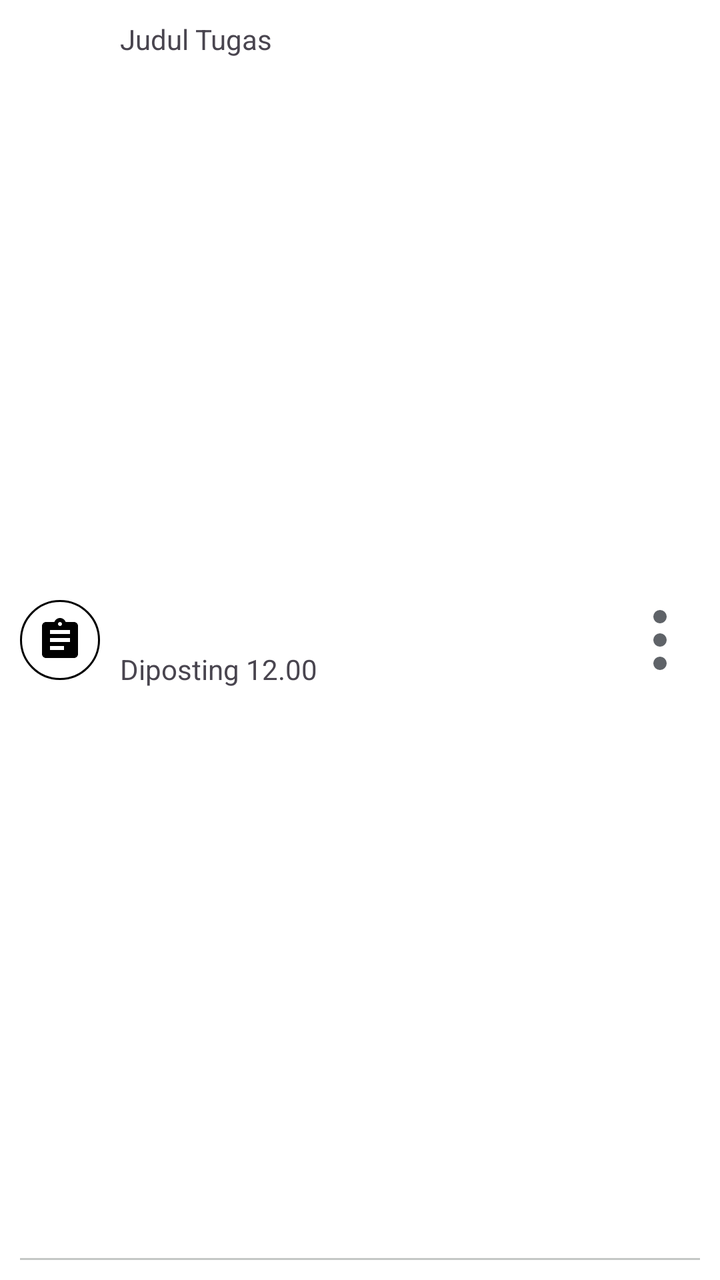
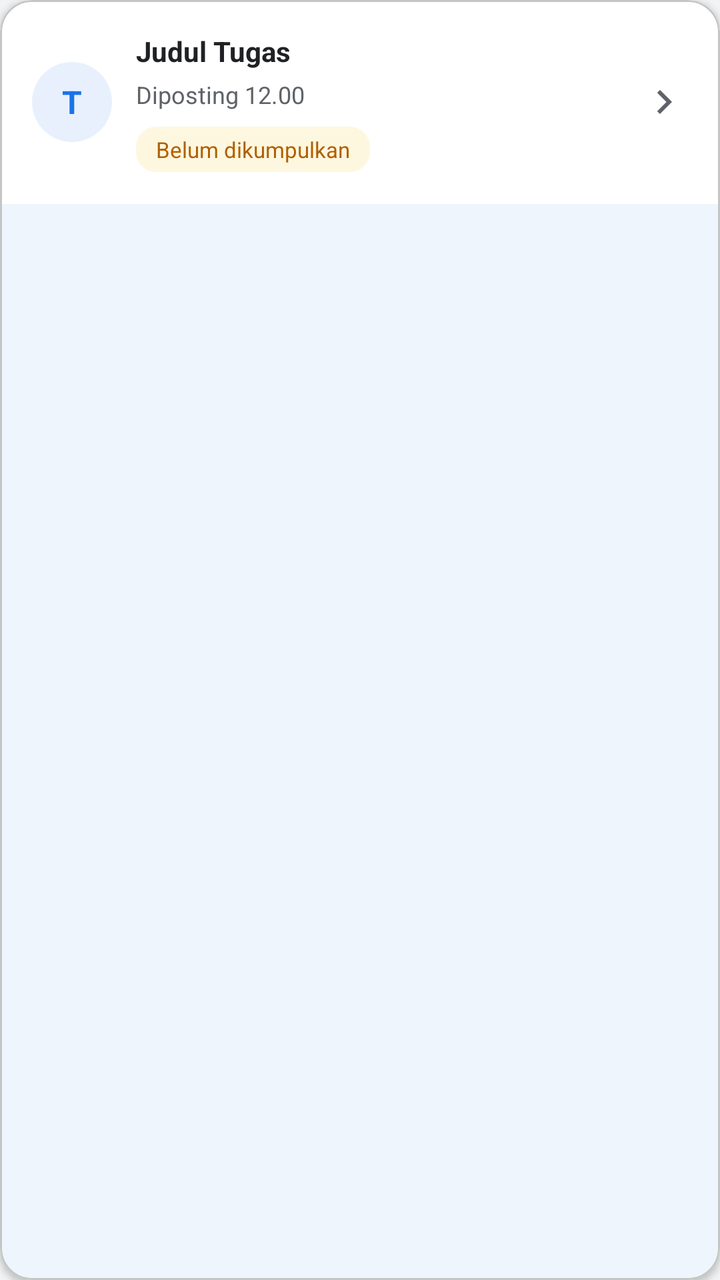

Compare the two renders of this Android layout. The source of the first and the diff that turns it into the second are given below.
<!-- AndroidManifest.xml: application theme Theme.StudyConnect -->
<!-- res/layout/item_tugas_list.xml -->
<?xml version="1.0" encoding="utf-8"?>
<androidx.constraintlayout.widget.ConstraintLayout xmlns:android="http://schemas.android.com/apk/res/android"
    xmlns:app="http://schemas.android.com/apk/res-auto"
    android:layout_width="match_parent"
    android:layout_height="wrap_content"
    android:layout_marginTop="5dp"
    android:background="@color/sc_surface"
    android:padding="10dp">

    <ImageView
        android:id="@+id/imageView"
        android:layout_width="40dp"
        android:layout_height="40dp"
        android:background="@drawable/ic_tugas_circle"
        android:contentDescription="@string/text_tugas_kelas"
        app:layout_constraintBottom_toBottomOf="parent"
        app:layout_constraintStart_toStartOf="parent"
        app:layout_constraintTop_toTopOf="parent" />

    <TextView
        android:id="@+id/textView"
        android:layout_width="wrap_content"
        android:layout_height="wrap_content"
        android:layout_marginStart="10dp"
        android:text="@string/text_judul_tugas"
        app:layout_constraintStart_toEndOf="@+id/imageView"
        app:layout_constraintTop_toTopOf="parent" />

    <TextView
        android:id="@+id/tvDiposting"
        android:layout_width="wrap_content"
        android:layout_height="wrap_content"
        android:layout_marginStart="10dp"
        android:layout_marginTop="10dp"
        android:text="@string/text_diposting"
        app:layout_constraintBottom_toBottomOf="parent"
        app:layout_constraintStart_toEndOf="@+id/imageView"
        app:layout_constraintTop_toBottomOf="@id/textView" />

    <ImageView
        android:layout_width="40dp"
        android:layout_height="40dp"
        android:background="@drawable/ic_more"
        android:backgroundTint="@color/sc_icon_muted"
        android:contentDescription="@string/text_edit_tugas"
        app:layout_constraintBottom_toBottomOf="parent"
        app:layout_constraintEnd_toEndOf="parent"
        app:layout_constraintTop_toTopOf="parent" />

    <View
        android:layout_width="match_parent"
        android:layout_height="1dp"
        android:background="@color/sc_divider"
        app:layout_constraintBottom_toBottomOf="parent"
        app:layout_constraintEnd_toEndOf="parent"
        app:layout_constraintStart_toStartOf="parent" />
</androidx.constraintlayout.widget.ConstraintLayout>
<!-- resources referenced by this layout -->
<resources>
  <color name="sc_divider">#C4C7C5</color>
  <color name="sc_icon_muted">#5F6368</color>
  <color name="sc_surface">#FFFFFF</color>
  <!-- drawable ic_more (drawable) -->
  <vector xmlns:android="http://schemas.android.com/apk/res/android"
      android:width="24dp"
      android:height="24dp"
      android:viewportWidth="24"
      android:viewportHeight="24">
    <path
        android:pathData="M12,12m-1,0a1,1 0,1 0,2 0a1,1 0,1 0,-2 0"
        android:strokeLineJoin="round"
        android:strokeWidth="2"
        android:fillColor="#00000000"
        android:strokeColor="@color/white"
        android:strokeLineCap="round"/>
    <path
        android:pathData="M12,19m-1,0a1,1 0,1 0,2 0a1,1 0,1 0,-2 0"
        android:strokeLineJoin="round"
        android:strokeWidth="2"
        android:fillColor="#00000000"
        android:strokeColor="@color/white"
        android:strokeLineCap="round"/>
    <path
        android:pathData="M12,5m-1,0a1,1 0,1 0,2 0a1,1 0,1 0,-2 0"
        android:strokeLineJoin="round"
        android:strokeWidth="2"
        android:fillColor="#00000000"
        android:strokeColor="@color/white"
        android:strokeLineCap="round"/>
  </vector>
  <!-- drawable ic_tugas_circle (drawable) -->
  <layer-list xmlns:android="http://schemas.android.com/apk/res/android">
      <item android:drawable="@drawable/background_circle" />
      <item
          android:width="24dp"
          android:height="24dp"
          android:drawable="@drawable/baseline_assignment_24"
          android:gravity="center" />
  </layer-list>
  <string name="text_edit_tugas">Edit Tugas</string>
  <string name="text_judul_tugas">Judul Tugas</string>
  <string name="text_tugas_kelas">Tugas Kelas</string>
  <color name="white">#FFFFFFFF</color>
  <!-- drawable background_circle (drawable) -->
  <?xml version="1.0" encoding="utf-8"?>
  <shape xmlns:android="http://schemas.android.com/apk/res/android"
      android:shape="oval">
      <solid
          android:color="@android:color/white" />
      <stroke
          android:width="1dp"/>
      <size
          android:width="50dp"
          android:height="50dp" />
  </shape>
  <!-- drawable baseline_assignment_24 (drawable) -->
  <vector xmlns:android="http://schemas.android.com/apk/res/android" android:autoMirrored="true" android:height="24dp" android:tint="#000000" android:viewportHeight="24" android:viewportWidth="24" android:width="24dp">
        
      <path android:fillColor="@android:color/white" android:pathData="M19,3h-4.18C14.4,1.84 13.3,1 12,1c-1.3,0 -2.4,0.84 -2.82,2L5,3c-1.1,0 -2,0.9 -2,2v14c0,1.1 0.9,2 2,2h14c1.1,0 2,-0.9 2,-2L21,5c0,-1.1 -0.9,-2 -2,-2zM12,3c0.55,0 1,0.45 1,1s-0.45,1 -1,1 -1,-0.45 -1,-1 0.45,-1 1,-1zM14,17L7,17v-2h7v2zM17,13L7,13v-2h10v2zM17,9L7,9L7,7h10v2z"/>
      
  </vector>
  <color name="md_theme_primary">#1A73E8</color>
  <color name="md_theme_onPrimary">#FFFFFF</color>
  <color name="md_theme_secondary">#00897B</color>
  <color name="md_theme_onSecondary">#FFFFFF</color>
  <color name="md_theme_tertiary">#7B1FA2</color>
  <color name="md_theme_onTertiary">#FFFFFF</color>
  <color name="md_theme_error">#C5221F</color>
  <color name="md_theme_onError">#FFFFFF</color>
  <color name="md_theme_errorContainer">#FCE8E6</color>
  <color name="md_theme_background">#E8EAED</color>
  <color name="md_theme_onBackground">#202124</color>
  <color name="md_theme_surface">#FFFFFF</color>
  <color name="md_theme_onSurface">#202124</color>
  <color name="md_theme_surfaceVariant">#F1F3F4</color>
  <color name="md_theme_outline">#C4C7C5</color>
  <color name="md_theme_outlineVariant">#E8EAED</color>
  <color name="md_theme_inverseSurface">#202124</color>
  <color name="md_theme_inversePrimary">#8AB4F8</color>
  <color name="md_theme_primaryFixed">#E8F0FE</color>
  <color name="md_theme_onPrimaryFixed">#174EA6</color>
  <color name="md_theme_secondaryFixed">#E0F2F1</color>
  <color name="md_theme_tertiaryFixed">#F3E8FD</color>
  <color name="md_theme_surfaceDim">#DADCE0</color>
  <color name="md_theme_surfaceBright">#FFFFFF</color>
  <!-- unchanged entries left out for length: 25 -->
</resources>

<!-- the commit's change to res/layout/item_tugas_list.xml (unified diff, before → after) -->
@@ -1,57 +1,80 @@
 <?xml version="1.0" encoding="utf-8"?>
-<androidx.constraintlayout.widget.ConstraintLayout xmlns:android="http://schemas.android.com/apk/res/android"
+<com.google.android.material.card.MaterialCardView xmlns:android="http://schemas.android.com/apk/res/android"
     xmlns:app="http://schemas.android.com/apk/res-auto"
     android:layout_width="match_parent"
     android:layout_height="wrap_content"
-    android:layout_marginTop="5dp"
-    android:background="@color/sc_surface"
-    android:padding="10dp">
+    android:layout_marginTop="12dp"
+    app:cardBackgroundColor="@color/sc_surface"
+    app:cardCornerRadius="16dp"
+    app:cardElevation="2dp"
+    app:strokeColor="@color/sc_divider"
+    app:strokeWidth="1dp">
 
-    <ImageView
-        android:id="@+id/imageView"
-        android:layout_width="40dp"
-        android:layout_height="40dp"
-        android:background="@drawable/ic_tugas_circle"
-        android:contentDescription="@string/text_tugas_kelas"
-        app:layout_constraintBottom_toBottomOf="parent"
-        app:layout_constraintStart_toStartOf="parent"
-        app:layout_constraintTop_toTopOf="parent" />
+    <LinearLayout
+        android:layout_width="match_parent"
+        android:layout_height="wrap_content"
+        android:background="@color/sc_surface"
+        android:gravity="center_vertical"
+        android:orientation="horizontal"
+        android:padding="16dp">
 
-    <TextView
-        android:id="@+id/textView"
-        android:layout_width="wrap_content"
-        android:layout_height="wrap_content"
-        android:layout_marginStart="10dp"
-        android:text="@string/text_judul_tugas"
-        app:layout_constraintStart_toEndOf="@+id/imageView"
-        app:layout_constraintTop_toTopOf="parent" />
+        <TextView
+            android:id="@+id/tvInitial"
+            android:layout_width="40dp"
+            android:layout_height="40dp"
+            android:background="@drawable/sc_circle_avatar"
+            android:gravity="center"
+            android:text="T"
+            android:textColor="@color/sc_primary"
+            android:textSize="16sp"
+            android:textStyle="bold" />
 
-    <TextView
-        android:id="@+id/tvDiposting"
-        android:layout_width="wrap_content"
-        android:layout_height="wrap_content"
-        android:layout_marginStart="10dp"
-        android:layout_marginTop="10dp"
-        android:text="@string/text_diposting"
-        app:layout_constraintBottom_toBottomOf="parent"
-        app:layout_constraintStart_toEndOf="@+id/imageView"
-        app:layout_constraintTop_toBottomOf="@id/textView" />
+        <LinearLayout
+            android:layout_width="0dp"
+            android:layout_height="wrap_content"
+            android:layout_marginStart="12dp"
+            android:layout_weight="1"
+            android:orientation="vertical">
 
-    <ImageView
-        android:layout_width="40dp"
-        android:layout_height="40dp"
-        android:background="@drawable/ic_more"
-        android:backgroundTint="@color/sc_icon_muted"
-        android:contentDescription="@string/text_edit_tugas"
-        app:layout_constraintBottom_toBottomOf="parent"
-        app:layout_constraintEnd_toEndOf="parent"
-        app:layout_constraintTop_toTopOf="parent" />
+            <TextView
+                android:id="@+id/textView"
+                android:layout_width="match_parent"
+                android:layout_height="wrap_content"
+                android:text="@string/text_judul_tugas"
+                android:textColor="@color/sc_on_surface"
+                android:textSize="14sp"
+                android:textStyle="bold" />
 
-    <View
-        android:layout_width="match_parent"
-        android:layout_height="1dp"
-        android:background="@color/sc_divider"
-        app:layout_constraintBottom_toBottomOf="parent"
-        app:layout_constraintEnd_toEndOf="parent"
-        app:layout_constraintStart_toStartOf="parent" />
-</androidx.constraintlayout.widget.ConstraintLayout>
+            <TextView
+                android:id="@+id/tvDiposting"
+                android:layout_width="match_parent"
+                android:layout_height="wrap_content"
+                android:layout_marginTop="4dp"
+                android:text="@string/text_diposting"
+                android:textColor="@color/sc_on_surface_muted"
+                android:textSize="12sp" />
+
+            <TextView
+                android:id="@+id/statusBadge"
+                android:layout_width="wrap_content"
+                android:layout_height="wrap_content"
+                android:layout_marginTop="8dp"
+                android:background="@drawable/sc_pill_warn"
+                android:paddingStart="10dp"
+                android:paddingTop="4dp"
+                android:paddingEnd="10dp"
+                android:paddingBottom="4dp"
+                android:text="@string/text_belum_dikumpulkan"
+                android:textColor="@color/sc_warn_text"
+                android:textSize="11sp" />
+        </LinearLayout>
+
+        <ImageView
+            android:layout_width="24dp"
+            android:layout_height="24dp"
+            android:background="@drawable/baseline_keyboard_arrow_down_24"
+            android:backgroundTint="@color/sc_icon_muted"
+            android:contentDescription="@string/text_edit_tugas"
+            android:rotation="-90" />
+    </LinearLayout>
+</com.google.android.material.card.MaterialCardView>
<!-- resource entries referenced after the edit -->
@@ -2,66 +2,32 @@
 <resources>
   <color name="sc_divider">#C4C7C5</color>
   <color name="sc_icon_muted">#5F6368</color>
+  <color name="sc_on_surface">#202124</color>
+  <color name="sc_on_surface_muted">#5F6368</color>
+  <color name="sc_primary">#1A73E8</color>
   <color name="sc_surface">#FFFFFF</color>
-  <!-- drawable ic_more (drawable) -->
-  <vector xmlns:android="http://schemas.android.com/apk/res/android"
-      android:width="24dp"
-      android:height="24dp"
-      android:viewportWidth="24"
-      android:viewportHeight="24">
-    <path
-        android:pathData="M12,12m-1,0a1,1 0,1 0,2 0a1,1 0,1 0,-2 0"
-        android:strokeLineJoin="round"
-        android:strokeWidth="2"
-        android:fillColor="#00000000"
-        android:strokeColor="@color/white"
-        android:strokeLineCap="round"/>
-    <path
-        android:pathData="M12,19m-1,0a1,1 0,1 0,2 0a1,1 0,1 0,-2 0"
-        android:strokeLineJoin="round"
-        android:strokeWidth="2"
-        android:fillColor="#00000000"
-        android:strokeColor="@color/white"
-        android:strokeLineCap="round"/>
-    <path
-        android:pathData="M12,5m-1,0a1,1 0,1 0,2 0a1,1 0,1 0,-2 0"
-        android:strokeLineJoin="round"
-        android:strokeWidth="2"
-        android:fillColor="#00000000"
-        android:strokeColor="@color/white"
-        android:strokeLineCap="round"/>
+  <color name="sc_warn_text">#B06000</color>
+  <!-- drawable baseline_keyboard_arrow_down_24 (drawable) -->
+  <vector xmlns:android="http://schemas.android.com/apk/res/android" android:height="24dp" android:tint="#000000" android:viewportHeight="24" android:viewportWidth="24" android:width="24dp">
+        
+      <path android:fillColor="@android:color/white" android:pathData="M7.41,8.59L12,13.17l4.59,-4.58L18,10l-6,6 -6,-6 1.41,-1.41z"/>
+      
   </vector>
-  <!-- drawable ic_tugas_circle (drawable) -->
-  <layer-list xmlns:android="http://schemas.android.com/apk/res/android">
-      <item android:drawable="@drawable/background_circle" />
-      <item
-          android:width="24dp"
-          android:height="24dp"
-          android:drawable="@drawable/baseline_assignment_24"
-          android:gravity="center" />
-  </layer-list>
+  <!-- drawable sc_circle_avatar (drawable) -->
+  <?xml version="1.0" encoding="utf-8"?>
+  <shape xmlns:android="http://schemas.android.com/apk/res/android" android:shape="oval">
+      <solid android:color="@color/md_theme_primaryContainer" />
+  </shape>
+  <!-- drawable sc_pill_warn (drawable) -->
+  <?xml version="1.0" encoding="utf-8"?>
+  <shape xmlns:android="http://schemas.android.com/apk/res/android" android:shape="rectangle">
+      <solid android:color="@color/sc_warn_bg" />
+      <corners android:radius="10dp" />
+  </shape>
+  <string name="text_belum_dikumpulkan">Belum dikumpulkan</string>
   <string name="text_edit_tugas">Edit Tugas</string>
   <string name="text_judul_tugas">Judul Tugas</string>
-  <string name="text_tugas_kelas">Tugas Kelas</string>
-  <color name="white">#FFFFFFFF</color>
-  <!-- drawable background_circle (drawable) -->
-  <?xml version="1.0" encoding="utf-8"?>
-  <shape xmlns:android="http://schemas.android.com/apk/res/android"
-      android:shape="oval">
-      <solid
-          android:color="@android:color/white" />
-      <stroke
-          android:width="1dp"/>
-      <size
-          android:width="50dp"
-          android:height="50dp" />
-  </shape>
-  <!-- drawable baseline_assignment_24 (drawable) -->
-  <vector xmlns:android="http://schemas.android.com/apk/res/android" android:autoMirrored="true" android:height="24dp" android:tint="#000000" android:viewportHeight="24" android:viewportWidth="24" android:width="24dp">
-        
-      <path android:fillColor="@android:color/white" android:pathData="M19,3h-4.18C14.4,1.84 13.3,1 12,1c-1.3,0 -2.4,0.84 -2.82,2L5,3c-1.1,0 -2,0.9 -2,2v14c0,1.1 0.9,2 2,2h14c1.1,0 2,-0.9 2,-2L21,5c0,-1.1 -0.9,-2 -2,-2zM12,3c0.55,0 1,0.45 1,1s-0.45,1 -1,1 -1,-0.45 -1,-1 0.45,-1 1,-1zM14,17L7,17v-2h7v2zM17,13L7,13v-2h10v2zM17,9L7,9L7,7h10v2z"/>
-      
-  </vector>
+  <color name="sc_warn_bg">#FEF7E0</color>
   <color name="md_theme_primary">#1A73E8</color>
   <color name="md_theme_onPrimary">#FFFFFF</color>
   <color name="md_theme_secondary">#00897B</color>
@@ -71,7 +37,7 @@
   <color name="md_theme_error">#C5221F</color>
   <color name="md_theme_onError">#FFFFFF</color>
   <color name="md_theme_errorContainer">#FCE8E6</color>
-  <color name="md_theme_background">#E8EAED</color>
+  <color name="md_theme_background">#F1F3F4</color>
   <color name="md_theme_onBackground">#202124</color>
   <color name="md_theme_surface">#FFFFFF</color>
   <color name="md_theme_onSurface">#202124</color>
